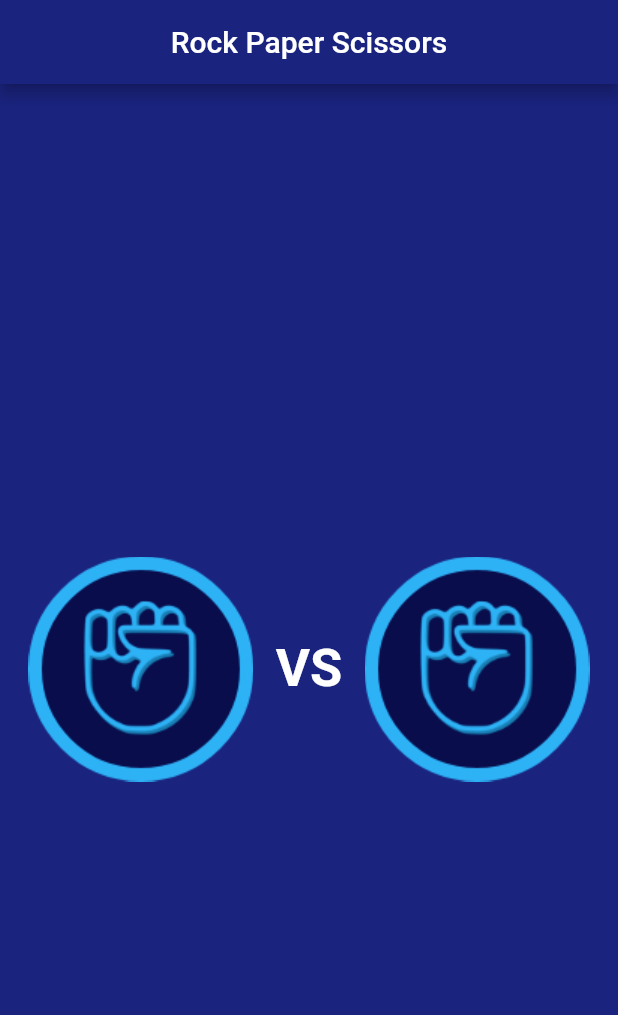
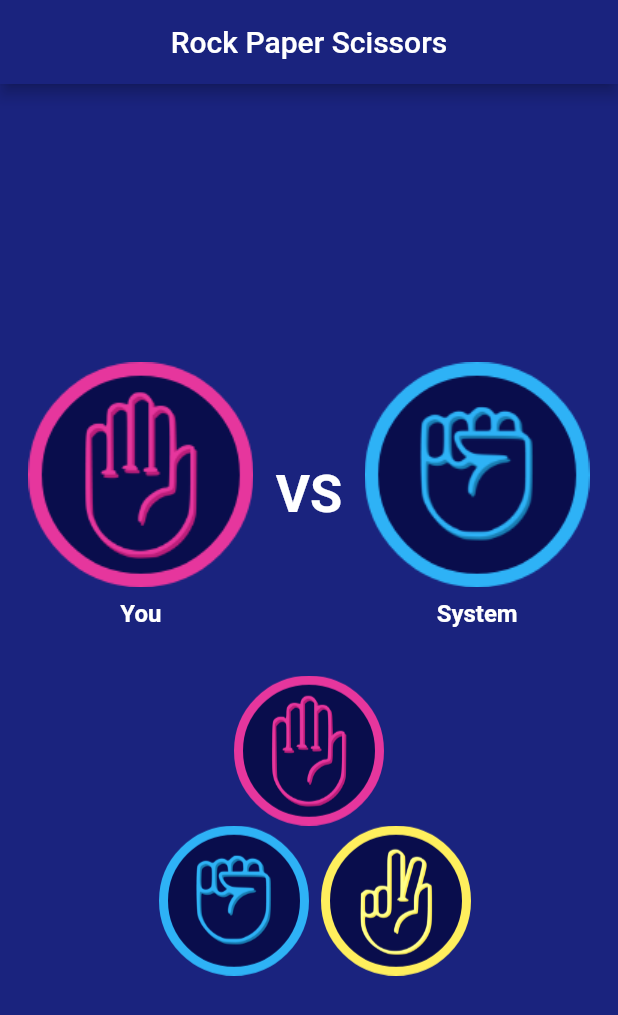
Before and after one commit to YazanMaghary/paper_rock_scissors_game, a Flutter app: the screen it shows after launch, on a phone screen of 412 x 824 dp. Shown: the top 1015 px of the screen. Run offline on Flutter 3.47's test engine with Material 2 defaults, Android fonts, the phone set to English and light mode, and no system bars; our stand-ins replace awesome_dialog.

Commit message:
last_change

```diff
--- a/lib/main.dart
+++ b/lib/main.dart
@@ -28,7 +28,7 @@ class HomePage extends StatefulWidget {
 class _HomePageState extends State<HomePage> {
   late List rand = ["paper.png", "R.png", "scissors.png"];
   // ignore: non_constant_identifier_names
-  late String rand_choise = rand[1];
+  late String rand_choise = rand[0];
   // ignore: non_constant_identifier_names
   late String rand_choise2 = rand[1];
   List<Icon> icons2 = [];
@@ -36,7 +36,6 @@ class _HomePageState extends State<HomePage> {
   int counterLose = 0;
   Icon? random() {
     setState(() {
-      rand_choise = rand[Random().nextInt(rand.length)];
       rand_choise2 = rand[Random().nextInt(rand.length)];
       if (rand_choise == "paper.png" && rand_choise2 == "R.png") {
         counterWin++;
@@ -47,7 +46,6 @@ class _HomePageState extends State<HomePage> {
         ));
       } else if (rand_choise == "paper.png" && rand_choise2 == "scissors.png") {
         counterLose++;
-
         icons2.add(const Icon(Icons.thumb_down, size: 30, color: Colors.red));
       } else if (rand_choise == "R.png" && rand_choise2 == "paper.png") {
         counterLose++;
@@ -70,6 +68,7 @@ class _HomePageState extends State<HomePage> {
       }
       if (icons2.length >= 12) {
         AwesomeDialog(
+          dismissOnTouchOutside: false,
           context: context,
           dialogType:
               counterWin > counterLose ? DialogType.success : DialogType.error,
@@ -115,10 +114,21 @@ class _HomePageState extends State<HomePage> {
             Row(
               children: [
                 Expanded(
-                  child: InkWell(
-                      splashFactory: NoSplash.splashFactory,
-                      onTap: random,
-                      child: Image.asset("images/$rand_choise")),
+                  child: Column(
+                    children: [
+                      Image.asset("images/$rand_choise"),
+                      const SizedBox(
+                        height: 8,
+                      ),
+                      const Text(
+                        "You",
+                        style: TextStyle(
+                            color: Colors.white,
+                            fontWeight: FontWeight.bold,
+                            fontSize: 16),
+                      )
+                    ],
+                  ),
                 ),
                 const Padding(
                   padding: EdgeInsets.all(8.0),
@@ -130,8 +140,87 @@ class _HomePageState extends State<HomePage> {
                         color: Colors.white),
                   ),
                 ),
-                Expanded(child: Image.asset("images/$rand_choise2"))
+                Expanded(
+                    child: Column(
+                  children: [
+                    Image.asset("images/$rand_choise2"),
+                    const SizedBox(
+                      height: 8,
+                    ),
+                    const Text(
+                      "System",
+                      style: TextStyle(
+                          color: Colors.white,
+                          fontWeight: FontWeight.bold,
+                          fontSize: 16),
+                    )
+                  ],
+                ))
               ],
+            ),
+            const SizedBox(
+              height: 32,
+            ),
+            SizedBox(
+              width: double.infinity,
+              child: Row(
+                mainAxisAlignment: MainAxisAlignment.center,
+                children: [
+                  SizedBox(
+                    width: 100,
+                    height: 100,
+                    child: InkWell(
+                      splashFactory: NoSplash.splashFactory,
+                      highlightColor: Colors.transparent,
+                      onTap: () {
+                        random();
+                        rand_choise = rand[0];
+                      },
+                      child: Image.asset("images/paper.png"),
+                    ),
+                  ),
+                ],
+              ),
+            ),
+            SizedBox(
+              width: double.infinity,
+              child: Row(
+                mainAxisAlignment: MainAxisAlignment.center,
+                children: [
+                  const SizedBox(
+                    width: 8,
+                  ),
+                  SizedBox(
+                    width: 100,
+                    height: 100,
+                    child: InkWell(
+                      splashFactory: NoSplash.splashFactory,
+                      highlightColor: Colors.transparent,
+                      onTap: () {
+                        random();
+                        rand_choise = rand[1];
+                      },
+                      child: Image.asset("images/R.png"),
+                    ),
+                  ),
+                  const SizedBox(
+                    width: 8,
+                  ),
+                  SizedBox(
+                    width: 100,
+                    height: 100,
+                    child: InkWell(
+                      splashFactory: NoSplash.splashFactory,
+                      highlightColor: Colors.transparent,
+                      onTap: () {
+                        random();
+                        rand_choise = rand[2];
+                      },
+                      child: Image.asset("images/scissors.png"),
+                    ),
+                  ),
+                ],
+              ),
             )
           ],
         ),
```
